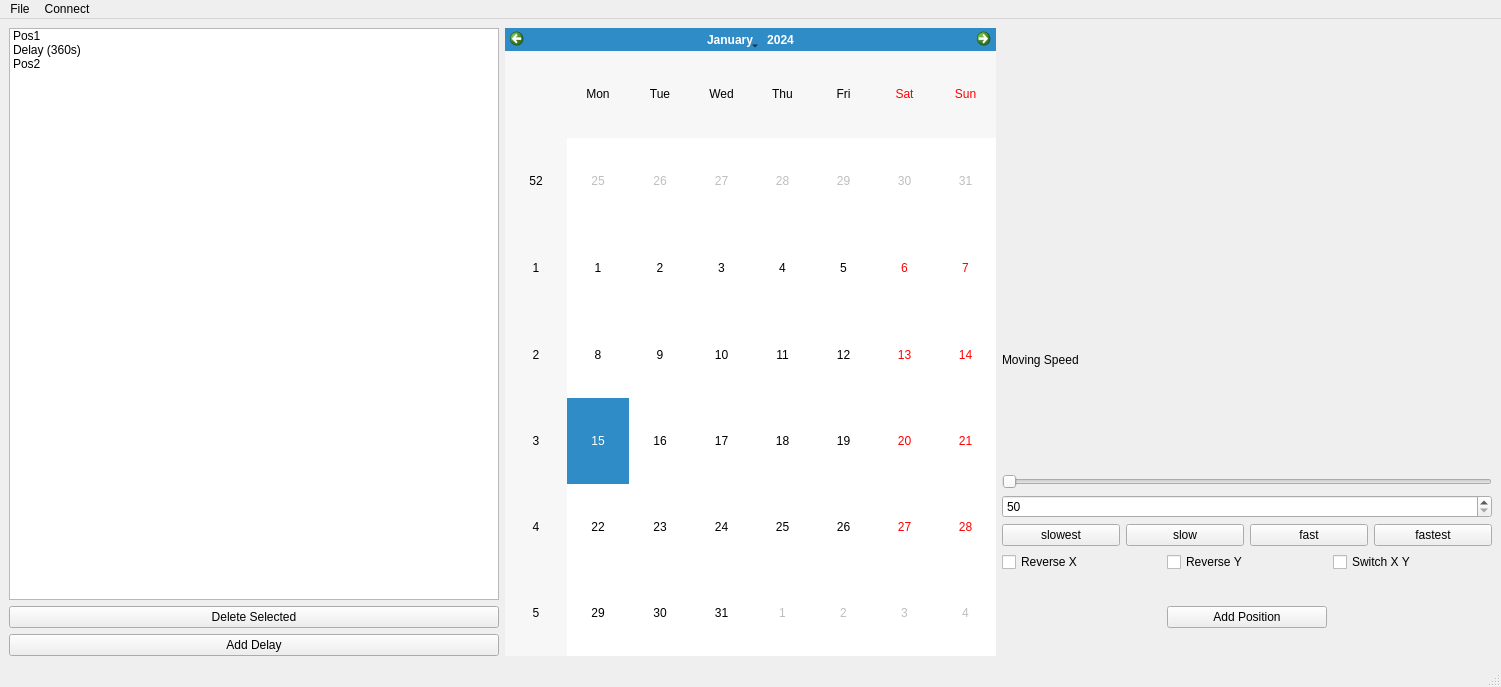
This is gui.ui in craterghost/ACI as Qt 5 draws it before an edit. The edited form follows.
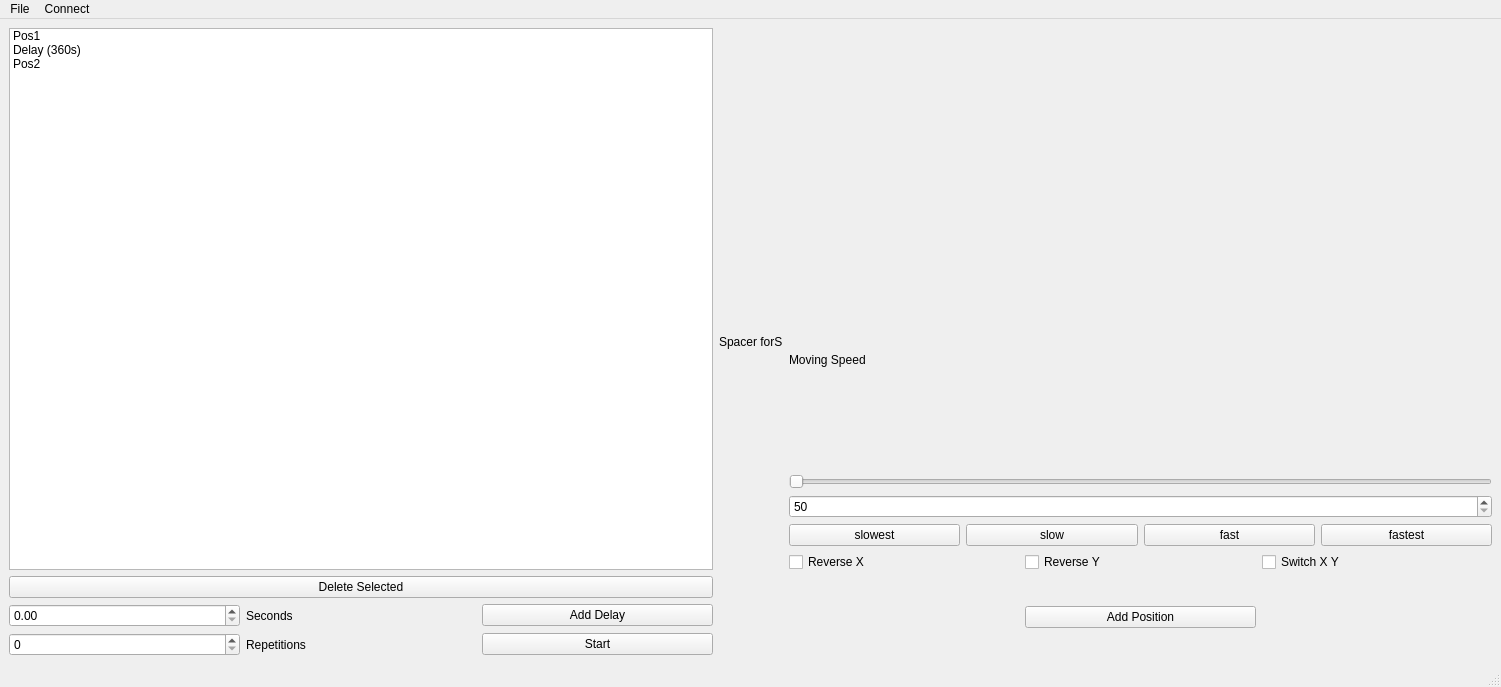
This is the edited form. Icons and pictures are not drawn.

```diff
--- a/gui.ui
+++ b/gui.ui
@@ -47,11 +47,58 @@
        </widget>
       </item>
       <item>
-       <widget class="QPushButton" name="pushButton">
-        <property name="text">
-         <string>Add Delay</string>
-        </property>
-       </widget>
+       <layout class="QHBoxLayout" name="layout_delay">
+        <item>
+         <widget class="QDoubleSpinBox" name="spinbox_delay_length"/>
+        </item>
+        <item>
+         <widget class="QLabel" name="label_delay">
+          <property name="text">
+           <string>Seconds</string>
+          </property>
+         </widget>
+        </item>
+        <item>
+         <widget class="QPushButton" name="button_add_delay">
+          <property name="toolTip">
+           <string>Shortcut: D</string>
+          </property>
+          <property name="text">
+           <string>Add Delay</string>
+          </property>
+          <property name="shortcut">
+           <string>D</string>
+          </property>
+         </widget>
+        </item>
+       </layout>
+      </item>
+      <item>
+       <layout class="QHBoxLayout" name="layout_reps">
+        <item>
+         <widget class="QSpinBox" name="spinbox_rep_count"/>
+        </item>
+        <item>
+         <widget class="QLabel" name="label">
+          <property name="text">
+           <string>Repetitions</string>
+          </property>
+         </widget>
+        </item>
+        <item>
+         <widget class="QPushButton" name="Start">
+          <property name="statusTip">
+           <string>Shortcut: Space</string>
+          </property>
+          <property name="text">
+           <string>Start</string>
+          </property>
+          <property name="shortcut">
+           <string>Space</string>
+          </property>
+         </widget>
+        </item>
+       </layout>
       </item>
      </layout>
     </item>
@@ -73,7 +120,7 @@
          </widget>
         </item>
         <item>
-         <widget class="QLabel" name="label">
+         <widget class="QLabel" name="label_moving_speed">
           <property name="layoutDirection">
            <enum>Qt::LeftToRight</enum>
           </property>
@@ -335,7 +382,11 @@
      </layout>
     </item>
     <item row="0" column="2">
-     <widget class="QCalendarWidget" name="calendarWidget"/>
+     <widget class="QLabel" name="label_spacer_for_api">
+      <property name="text">
+       <string>Spacer forS</string>
+      </property>
+     </widget>
     </item>
    </layout>
   </widget>
```
Left out of the diff: 102 changed lines with no effect on the pictures.
